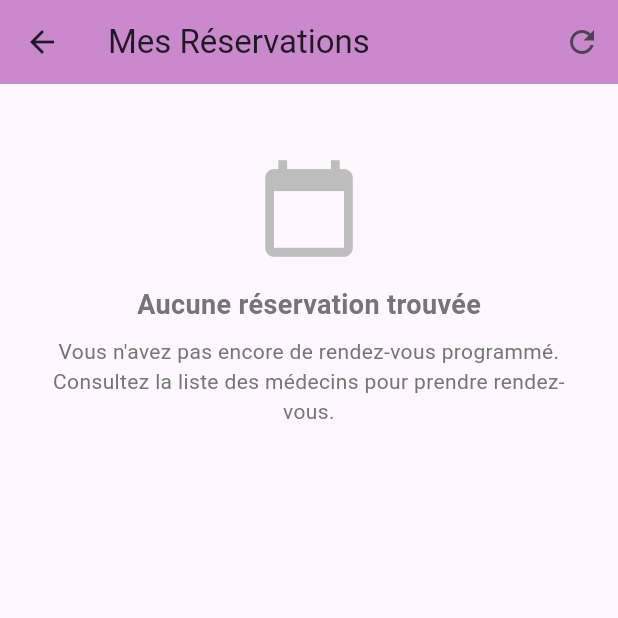
After one commit to Amal-oueslati52/AppMentalHealth, a Flutter app: the PatientBookingList screen opened directly, after a tap on the "refresh" icon, on a phone screen of 412 x 824 dp, the top half of it. The commit adds this screen. Run offline on Flutter 3.47's test engine with Material 3 defaults, Android fonts, the phone set to English and light mode, and no system bars; our stand-ins replace another_flushbar, circle_nav_bar, cloud_firestore, dio, firebase_auth, firebase_core and 7 more; missing offline and left inert: firebase_app_check; accounts and stored records are empty; network calls fail.

Commit message:
Mes reservations en ligne et au cabinet

```diff
--- /dev/null
+++ b/lib/patient/patient_bookings.dart
@@ -0,0 +1,242 @@
+import 'package:flutter/material.dart';
+import 'package:intl/intl.dart';
+import '../services/booking_service.dart';
+import '../user_provider.dart';
+
+class PatientBookingList extends StatefulWidget {
+  const PatientBookingList({Key? key}) : super(key: key);
+
+  @override
+  _PatientBookingListState createState() => _PatientBookingListState();
+}
+
+class _PatientBookingListState extends State<PatientBookingList> {
+  final BookingService _bookingService = BookingService();
+  List<dynamic> _onlineBookings = [];
+  List<dynamic> _cabinetBookings = [];
+  bool _isLoading = true;
+
+  @override
+  void initState() {
+    super.initState();
+    _loadReservations();
+  }
+
+  Future<void> _loadReservations() async {
+    if (!mounted) return;
+
+    setState(() => _isLoading = true);
+
+    try {
+      print('👤 Loading reservations for user: ${UserProvider.user!.id}');
+
+      final result = await _bookingService.fetchUserBookings(
+        userID: UserProvider.user!.id.toString(),
+        page: 1,
+        pageSize: 100,
+      );
+
+      final data = result['data'] ?? [];
+      print('📝 Received ${data.length} reservations');
+
+      final online = data.where((r) {
+        final consultationType = r['attributes']['Consultation_type']
+                ?.toString()
+                .trim()
+                .toUpperCase() ??
+            '';
+        print(
+            '🏥 Consultation type for reservation ${r['id']}: $consultationType');
+        return consultationType == 'EN_LIGNE' || consultationType == 'EN LIGNE';
+      }).toList();
+
+      final cabinet = data.where((r) {
+        final consultationType = r['attributes']['Consultation_type']
+                ?.toString()
+                .trim()
+                .toUpperCase() ??
+            '';
+        return consultationType == 'EN_CABINET' ||
+            consultationType == 'EN CABINET';
+      }).toList();
+
+      print(
+          '📊 Found ${online.length} online and ${cabinet.length} cabinet reservations');
+      print(
+          '🔍 Online reservations: ${online.map((r) => r['attributes']['Consultation_type']).toList()}');
+      print(
+          '🔍 Cabinet reservations: ${cabinet.map((r) => r['attributes']['Consultation_type']).toList()}');
+
+      if (mounted) {
+        setState(() {
+          _onlineBookings = online;
+          _cabinetBookings = cabinet;
+          _isLoading = false;
+        });
+      }
+    } catch (e, stackTrace) {
+      print('❌ Error loading reservations: $e');
+      print('Stack trace: $stackTrace');
+      if (mounted) {
+        setState(() => _isLoading = false);
+        ScaffoldMessenger.of(context).showSnackBar(
+          SnackBar(
+            content: Text("Erreur de chargement des réservations: $e"),
+            backgroundColor: Colors.red,
+          ),
+        );
+      }
+    }
+  }
+
+  Widget _buildReservationItem(dynamic booking) {
+    final attributes = booking['attributes'];
+    final cabinet = attributes['cabinet']['title'] ?? 'Cabinet inconnu';
+    final date = attributes['date'] ?? '';
+    final state = attributes['state'] ?? 'PENDING';
+    final paymentStatus = attributes['payment_status'] ?? '';
+    final consultationType =
+        attributes['Consultation_type']?.toString().trim().toUpperCase() ?? '';
+
+    final formattedDate = date.isNotEmpty
+        ? DateFormat('dd/MM/yyyy HH:mm').format(DateTime.parse(date).toLocal())
+        : 'Date invalide';
+
+    Color stateColor;
+    switch (state.toUpperCase()) {
+      case 'CONFIRMED':
+        stateColor = Colors.green;
+        break;
+      case 'CANCELED':
+        stateColor = Colors.red;
+        break;
+      case 'PENDING':
+      default:
+        stateColor = Colors.orange;
+    }
+
+    return Card(
+      margin: const EdgeInsets.symmetric(horizontal: 10, vertical: 6),
+      elevation: 3,
+      child: ListTile(
+        title:
+            Text(cabinet, style: const TextStyle(fontWeight: FontWeight.bold)),
+        subtitle: Column(
+          crossAxisAlignment: CrossAxisAlignment.start,
+          children: [
+            const SizedBox(height: 4),
+            Text("Date: $formattedDate"),
+            const SizedBox(height: 4),
+            Container(
+              padding: const EdgeInsets.symmetric(horizontal: 8, vertical: 4),
+              decoration: BoxDecoration(
+                color: stateColor,
+                borderRadius: BorderRadius.circular(12),
+              ),
+              child: Text(
+                state,
+                style: const TextStyle(color: Colors.white),
+              ),
+            ),
+          ],
+        ),
+        trailing: (consultationType == 'EN_LIGNE' ||
+                    consultationType == 'EN LIGNE') &&
+                paymentStatus.toUpperCase() != 'PAYE'
+            ? ElevatedButton(
+                style: ElevatedButton.styleFrom(
+                  backgroundColor: Colors.deepPurple,
+                ),
+                onPressed: () {
+                  // TODO: Implement payment flow
+                },
+                child: const Text("Payer"),
+              )
+            : null,
+      ),
+    );
+  }
+
+  @override
+  Widget build(BuildContext context) {
+    return Scaffold(
+      appBar: AppBar(
+        title: const Text("Mes Réservations"),
+        backgroundColor: const Color(0xFFCA88CD),
+        actions: [
+          IconButton(
+            icon: const Icon(Icons.refresh),
+            onPressed: _loadReservations,
+          ),
+        ],
+      ),
+      body: _isLoading
+          ? const Center(child: CircularProgressIndicator())
+          : RefreshIndicator(
+              onRefresh: _loadReservations,
+              child: ListView(
+                padding: const EdgeInsets.all(8),
+                children: [
+                  if (_onlineBookings.isNotEmpty) ...[
+                    const Padding(
+                      padding: EdgeInsets.symmetric(vertical: 8),
+                      child: Text(
+                        "Réservations en ligne",
+                        style: TextStyle(
+                            fontWeight: FontWeight.bold, fontSize: 16),
+                      ),
+                    ),
+                    ..._onlineBookings.map(_buildReservationItem).toList(),
+                  ],
+                  if (_cabinetBookings.isNotEmpty) ...[
+                    const Padding(
+                      padding: EdgeInsets.symmetric(vertical: 8),
+                      child: Text(
+                        "Réservations en cabinet",
+                        style: TextStyle(
+                            fontWeight: FontWeight.bold, fontSize: 16),
+                      ),
+                    ),
+                    ..._cabinetBookings.map(_buildReservationItem).toList(),
+                  ],
+                  if (_onlineBookings.isEmpty && _cabinetBookings.isEmpty)
+                    Center(
+                      child: Padding(
+                        padding: const EdgeInsets.symmetric(
+                            horizontal: 20, vertical: 40),
+                        child: Column(
+                          mainAxisAlignment: MainAxisAlignment.center,
+                          children: [
+                            Icon(
+                              Icons.calendar_today,
+                              size: 70,
+                              color: Colors.grey[400],
+                            ),
+                            const SizedBox(height: 16),
+                            Text(
+                              "Aucune réservation trouvée",
+                              style: TextStyle(
+                                fontSize: 18,
+                                fontWeight: FontWeight.bold,
+                                color: Colors.grey[600],
+                              ),
+                            ),
+                            const SizedBox(height: 8),
+                            Text(
+                              "Vous n'avez pas encore de rendez-vous programmé. Consultez la liste des médecins pour prendre rendez-vous.",
+                              textAlign: TextAlign.center,
+                              style: TextStyle(
+                                color: Colors.grey[600],
+                                fontSize: 14,
+                              ),
+                            ),
+                          ],
+                        ),
+                      ),
+                    ),
+                ],
+              ),
+            ),
+    );
+  }
+}
--- a/lib/services/booking_service.dart
+++ b/lib/services/booking_service.dart
@@ -19,8 +19,7 @@ class BookingService {
     try {
       final token = await _authService.getAuthToken();
       if (token == null) {
-        print('⚠ No auth token found');
-        throw Exception('Authentication required');
+        throw Exception('No authentication token available');
       }
 
       return {
@@ -118,12 +117,12 @@ class BookingService {
 
       final body = json.encode({
         'data': {
-          'date': dateTime.toUtc().toIso8601String(),
+          'users_permissions_user': userID,
           'cabinet': cabinetId,
-          'users_permissions_user': userID,
-          'state': 'PENDING',
-          'Consultation_type': consultationType.toUpperCase(),
+          'date': dateTime.toIso8601String(),
+          'Consultation_type': consultationType,
           'payment_status': paymentStatus.toUpperCase(),
+          'state': 'PENDING'
         }
       });
 
@@ -172,20 +171,34 @@ class BookingService {
           .timeout(const Duration(seconds: 10));
 
       if (response.statusCode == 200) {
-        final jsonResponse = json.decode(response.body);
-        return {
-          "data": jsonResponse['data'] ?? [],
-          "meta": jsonResponse['meta'] ?? {},
-        };
+        final Map<String, dynamic> responseData = json.decode(response.body);
+        print('📥 Bookings response data structure: ${responseData.keys}');
+
+        if (responseData['data'] != null) {
+          final List<dynamic> bookings = responseData['data'];
+          print('📊 Number of bookings: ${bookings.length}');
+
+          if (bookings.isNotEmpty) {
+            print('🔍 Raw booking data example: ${bookings[0]}');
+            // Transform the data to include attributes
+            final transformedData = bookings
+                .map((booking) => {'id': booking['id'], 'attributes': booking})
+                .toList();
+
+            return {'data': transformedData, 'meta': responseData['meta']};
+          }
+        }
+        return responseData;
       }
 
+      print('❌ Failed to fetch bookings: ${response.body}');
       throw Exception('Error fetching bookings: ${response.body}');
     } catch (e) {
       print('❌ Error fetching bookings: $e');
       return {
-        "data": [],
-        "meta": {
-          "pagination": {"page": 1, "pageCount": 1}
+        'data': [],
+        'meta': {
+          'pagination': {'page': 1, 'pageCount': 1, 'total': 0}
         }
       };
     }
@@ -208,10 +221,11 @@ class BookingService {
       if (response.statusCode == 200) {
         return true;
       } else {
-        throw Exception('Error canceling reservation: ${response.body}');
+        print('❌ Failed to cancel reservation: ${response.body}');
+        return false;
       }
     } catch (e) {
-      logger.e('Error canceling reservation: $e');
+      print('❌ Error canceling reservation: $e');
       return false;
     }
   }
```
Also changed, not shown: lib/patient/HomeScreen.dart (+11 -0 lines), 4 other files.
